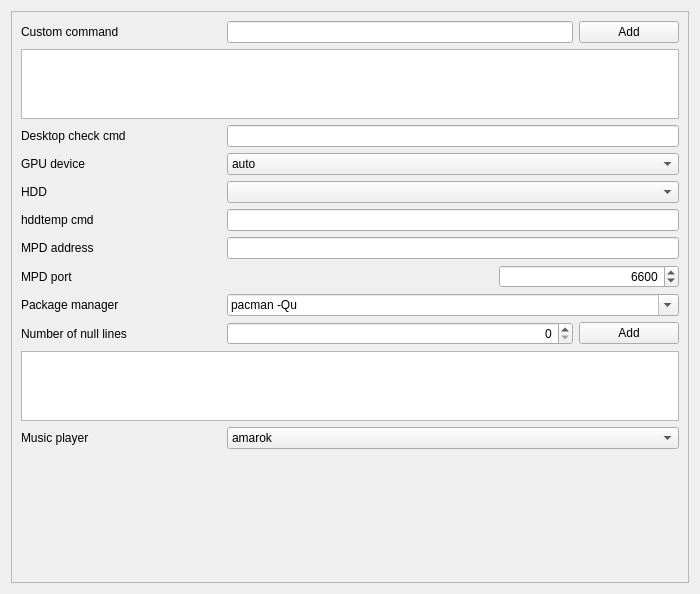
Qt form sources/ptm/contents/ui/deconfig.ui (arcan1s/awesome-widgets) before a commit.
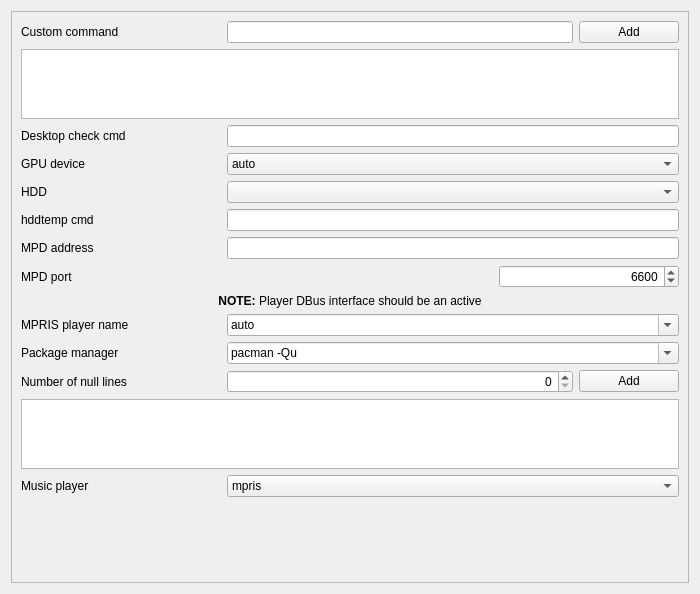
The same form after that commit.

Commit message: add mpris support

The edit to the form file:
```diff
--- a/sources/ptm/contents/ui/deconfig.ui
+++ b/sources/ptm/contents/ui/deconfig.ui
@@ -288,7 +288,7 @@
          </item>
         </layout>
        </item>
-       <item row="7" column="0">
+       <item row="8" column="0">
         <layout class="QVBoxLayout" name="layout_pkgCommand">
          <item>
           <layout class="QHBoxLayout" name="layout_pkgCommandSelect">
@@ -403,7 +403,7 @@
          </item>
         </layout>
        </item>
-       <item row="8" column="0">
+       <item row="9" column="0">
         <layout class="QHBoxLayout" name="layout_playerSelect">
          <item>
           <widget class="QLabel" name="label_playerSelect">
@@ -434,12 +434,7 @@
            </property>
            <item>
             <property name="text">
-             <string notr="true">amarok</string>
-            </property>
-           </item>
-           <item>
-            <property name="text">
-             <string notr="true">clementine</string>
+             <string notr="true">mpris</string>
             </property>
            </item>
            <item>
@@ -456,7 +451,7 @@
          </item>
         </layout>
        </item>
-       <item row="9" column="0">
+       <item row="10" column="0">
         <spacer name="spacer_dataengine">
          <property name="orientation">
           <enum>Qt::Vertical</enum>
@@ -493,6 +488,96 @@
          </item>
         </layout>
        </item>
+       <item row="7" column="0">
+        <layout class="QVBoxLayout" name="layout_mpris">
+         <item>
+          <widget class="QLabel" name="label_mprisInfo">
+           <property name="text">
+            <string>&lt;b&gt;NOTE:&lt;/b&gt; Player DBus interface should be an active</string>
+           </property>
+           <property name="alignment">
+            <set>Qt::AlignCenter</set>
+           </property>
+          </widget>
+         </item>
+         <item>
+          <layout class="QHBoxLayout" name="layout_mprisSelect">
+           <item>
+            <widget class="QLabel" name="label_mpris">
+             <property name="minimumSize">
+              <size>
+               <width>200</width>
+               <height>0</height>
+              </size>
+             </property>
+             <property name="text">
+              <string>MPRIS player name</string>
+             </property>
+            </widget>
+           </item>
+           <item>
+            <widget class="QComboBox" name="comboBox_mpris">
+             <property name="sizePolicy">
+              <sizepolicy hsizetype="Expanding" vsizetype="Fixed">
+               <horstretch>0</horstretch>
+               <verstretch>0</verstretch>
+              </sizepolicy>
+             </property>
+             <property name="minimumSize">
+              <size>
+               <width>100</width>
+               <height>0</height>
+              </size>
+             </property>
+             <property name="editable">
+              <bool>true</bool>
+             </property>
+             <item>
+              <property name="text">
+               <string notr="true">auto</string>
+              </property>
+             </item>
+             <item>
+              <property name="text">
+               <string notr="true">amarok</string>
+              </property>
+             </item>
+             <item>
+              <property name="text">
+               <string notr="true">audacious</string>
+              </property>
+             </item>
+             <item>
+              <property name="text">
+               <string notr="true">clementine</string>
+              </property>
+             </item>
+             <item>
+              <property name="text">
+               <string notr="true">deadbeef</string>
+              </property>
+             </item>
+             <item>
+              <property name="text">
+               <string>vlc</string>
+              </property>
+             </item>
+             <item>
+              <property name="text">
+               <string notr="true">qmmp</string>
+              </property>
+             </item>
+             <item>
+              <property name="text">
+               <string>xmms2</string>
+              </property>
+             </item>
+            </widget>
+           </item>
+          </layout>
+         </item>
+        </layout>
+       </item>
       </layout>
      </widget>
     </widget>
```
Left out of the diff: 6 changed lines with no effect on the pictures. The commit also changes 4 other files.
